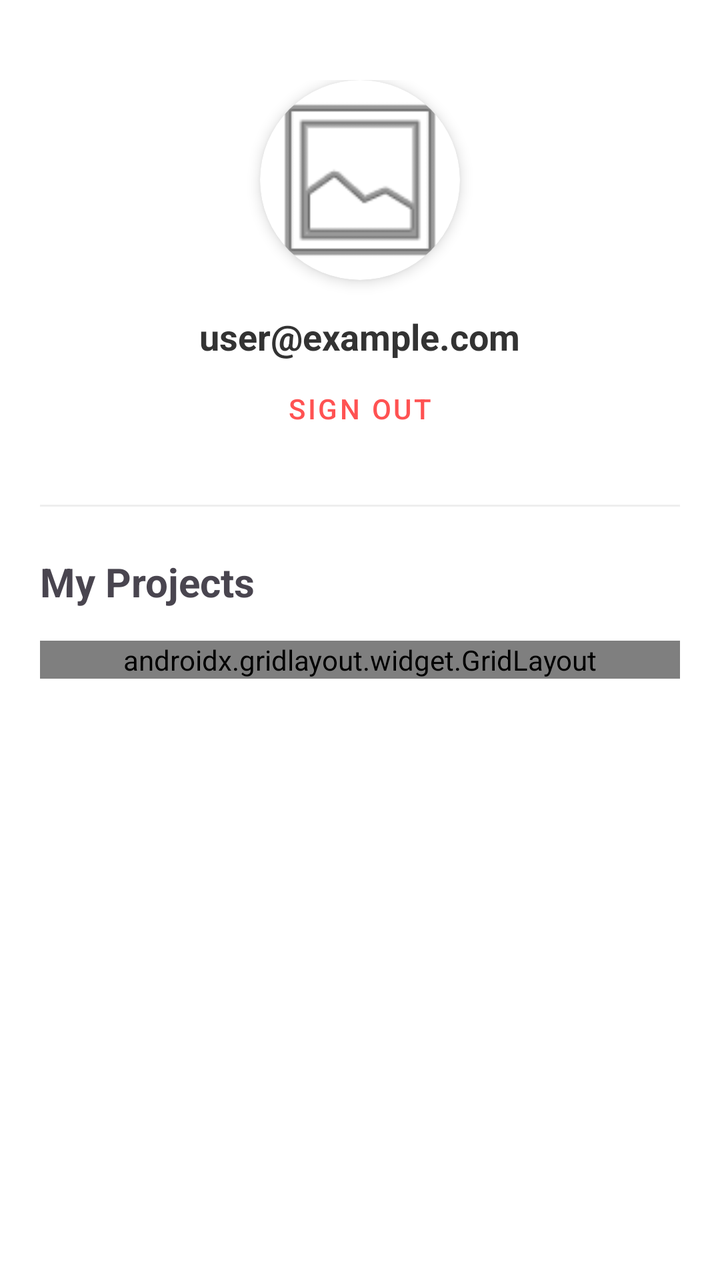
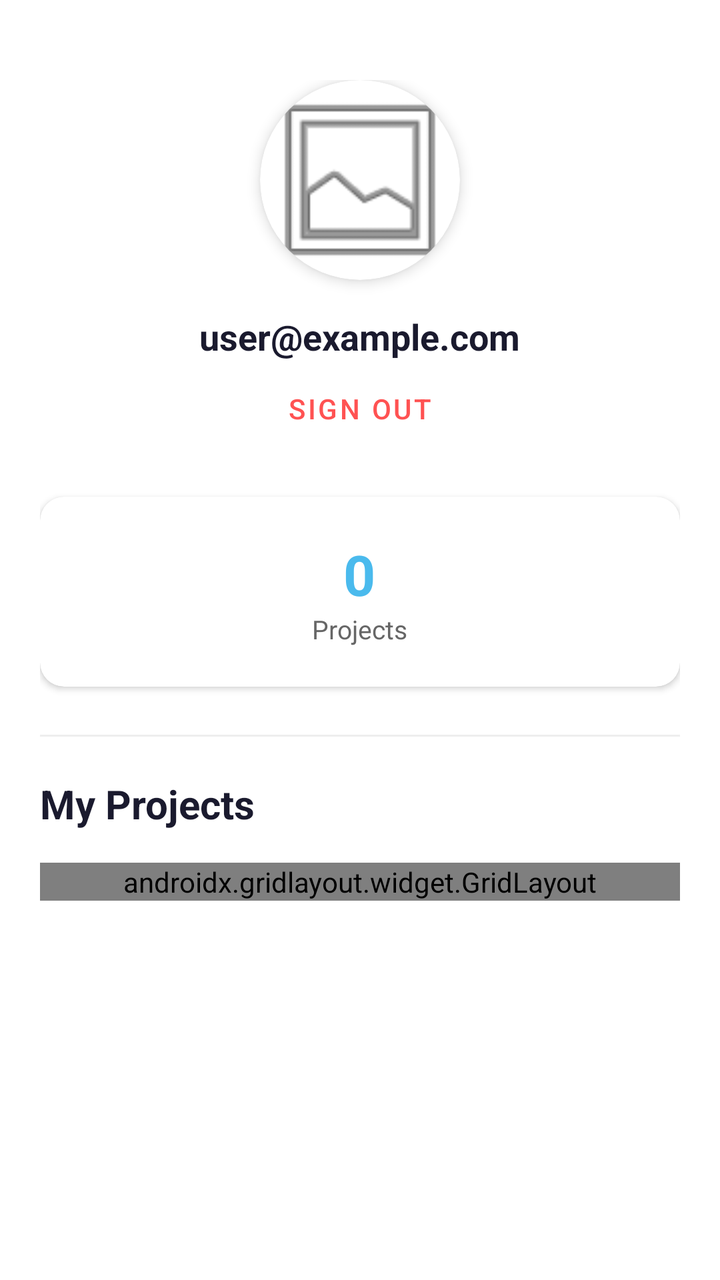

Screens rendered from an Android XML layout before and after an edit, with the pre-edit source and the edit as a unified diff.
<!-- AndroidManifest.xml: application theme Theme.Anthuria -->
<!-- res/layout/activity_account.xml -->
<?xml version="1.0" encoding="utf-8"?>
<androidx.core.widget.NestedScrollView xmlns:android="http://schemas.android.com/apk/res/android"
    xmlns:app="http://schemas.android.com/apk/res-auto"
    android:layout_width="match_parent"
    android:layout_height="match_parent"
    android:background="#FFFFFF">

    <LinearLayout
        android:layout_width="match_parent"
        android:layout_height="wrap_content"
        android:orientation="vertical"
        android:padding="20dp">

        <LinearLayout
            android:layout_width="match_parent"
            android:layout_height="wrap_content"
            android:gravity="center"
            android:orientation="vertical"
            android:layout_marginTop="20dp">

            <androidx.cardview.widget.CardView
                android:layout_width="100dp"
                android:layout_height="100dp"
                app:cardCornerRadius="50dp"
                app:cardElevation="4dp">
                <ImageView
                    android:id="@+id/img_profile"
                    android:layout_width="match_parent"
                    android:layout_height="match_parent"
                    android:scaleType="centerCrop"
                    android:src="@android:drawable/ic_menu_gallery" />
            </androidx.cardview.widget.CardView>

            <TextView
                android:id="@+id/tv_user_email"
                android:layout_width="wrap_content"
                android:layout_height="wrap_content"
                android:layout_marginTop="16dp"
                android:text="user@example.com"
                android:textSize="18sp"
                android:textStyle="bold"
                android:textColor="#333333"/>

            <Button
                android:id="@+id/btn_logout"
                style="@style/Widget.MaterialComponents.Button.TextButton"
                android:layout_width="wrap_content"
                android:layout_height="wrap_content"
                android:text="Sign Out"
                android:textColor="#FF5252" />
        </LinearLayout>

        <View
            android:layout_width="match_parent"
            android:layout_height="1dp"
            android:background="#EEEEEE"
            android:layout_marginVertical="24dp"/>

        <TextView
            android:layout_width="wrap_content"
            android:layout_height="wrap_content"
            android:text="My Projects"
            android:textSize="20sp"
            android:textStyle="bold"
            android:layout_marginBottom="16dp"/>

        <androidx.gridlayout.widget.GridLayout
            android:id="@+id/grid_projects"
            android:layout_width="match_parent"
            android:layout_height="wrap_content"
            app:columnCount="2"
            app:alignmentMode="alignMargins">

            <androidx.cardview.widget.CardView
                android:layout_width="0dp"
                android:layout_height="150dp"
                app:layout_columnWeight="1"
                app:cardCornerRadius="12dp"
                android:layout_margin="8dp">
                <ImageView
                    android:layout_width="match_parent"
                    android:layout_height="match_parent"
                    android:scaleType="centerCrop"
                    android:src="@android:drawable/ic_menu_report_image"
                    android:alpha="0.6"/>
            </androidx.cardview.widget.CardView>

            <androidx.cardview.widget.CardView
                android:layout_width="0dp"
                android:layout_height="150dp"
                app:layout_columnWeight="1"
                app:cardCornerRadius="12dp"
                android:layout_margin="8dp">
                <ImageView
                    android:layout_width="match_parent"
                    android:layout_height="match_parent"
                    android:scaleType="centerCrop"
                    android:src="@android:drawable/ic_menu_report_image"
                    android:alpha="0.6"/>
            </androidx.cardview.widget.CardView>

        </androidx.gridlayout.widget.GridLayout>

    </LinearLayout>
</androidx.core.widget.NestedScrollView>
<!-- resources referenced by this layout -->
<resources>
  <style name="Theme.Anthuria" parent="Base.Theme.Anthuria" />
  <style name="Base.Theme.Anthuria" parent="Theme.Material3.DayNight.NoActionBar">
          
          
      </style>
</resources>

<!-- the commit's change to res/layout/activity_account.xml (unified diff, before → after) -->
@@ -3,7 +3,7 @@
     xmlns:app="http://schemas.android.com/apk/res-auto"
     android:layout_width="match_parent"
     android:layout_height="match_parent"
-    android:background="#FFFFFF">
+    android:background="@color/background_secondary">
 
     <LinearLayout
         android:layout_width="match_parent"
@@ -11,6 +11,7 @@
         android:orientation="vertical"
         android:padding="20dp">
 
+        
         <LinearLayout
             android:layout_width="match_parent"
             android:layout_height="wrap_content"
@@ -39,29 +40,72 @@
                 android:text="user@example.com"
                 android:textSize="18sp"
                 android:textStyle="bold"
-                android:textColor="#333333"/>
+                android:textColor="@color/text_primary"/>
 
             <Button
                 android:id="@+id/btn_logout"
                 style="@style/Widget.MaterialComponents.Button.TextButton"
                 android:layout_width="wrap_content"
                 android:layout_height="wrap_content"
-                android:text="Sign Out"
-                android:textColor="#FF5252" />
+                android:text="@string/logout"
+                android:textColor="@color/error_text" />
         </LinearLayout>
+
+        
+        <androidx.cardview.widget.CardView
+            android:layout_width="match_parent"
+            android:layout_height="wrap_content"
+            app:cardCornerRadius="12dp"
+            app:cardElevation="2dp"
+            app:cardBackgroundColor="@color/background_card"
+            android:layout_marginTop="20dp"
+            android:layout_marginBottom="4dp">
+
+            <LinearLayout
+                android:layout_width="match_parent"
+                android:layout_height="wrap_content"
+                android:orientation="horizontal"
+                android:gravity="center">
+
+                <LinearLayout
+                    android:layout_width="wrap_content"
+                    android:layout_height="wrap_content"
+                    android:orientation="vertical"
+                    android:gravity="center"
+                    android:padding="20dp">
+
+                    <TextView
+                        android:id="@+id/tv_project_count"
+                        android:layout_width="wrap_content"
+                        android:layout_height="wrap_content"
+                        android:text="0"
+                        android:textSize="28sp"
+                        android:textStyle="bold"
+                        android:textColor="@color/brand_blue"/>
+
+                    <TextView
+                        android:layout_width="wrap_content"
+                        android:layout_height="wrap_content"
+                        android:text="@string/stat_projects"
+                        android:textSize="13sp"
+                        android:textColor="@color/text_secondary"/>
+                </LinearLayout>
+            </LinearLayout>
+        </androidx.cardview.widget.CardView>
 
         <View
             android:layout_width="match_parent"
             android:layout_height="1dp"
-            android:background="#EEEEEE"
-            android:layout_marginVertical="24dp"/>
+            android:background="@color/divider"
+            android:layout_marginVertical="20dp"/>
 
         <TextView
             android:layout_width="wrap_content"
             android:layout_height="wrap_content"
-            android:text="My Projects"
+            android:text="@string/my_projects"
             android:textSize="20sp"
             android:textStyle="bold"
+            android:textColor="@color/text_primary"
             android:layout_marginBottom="16dp"/>
 
         <androidx.gridlayout.widget.GridLayout
@@ -69,37 +113,7 @@
             android:layout_width="match_parent"
             android:layout_height="wrap_content"
             app:columnCount="2"
-            app:alignmentMode="alignMargins">
-
-            <androidx.cardview.widget.CardView
-                android:layout_width="0dp"
-                android:layout_height="150dp"
-                app:layout_columnWeight="1"
-                app:cardCornerRadius="12dp"
-                android:layout_margin="8dp">
-                <ImageView
-                    android:layout_width="match_parent"
-                    android:layout_height="match_parent"
-                    android:scaleType="centerCrop"
-                    android:src="@android:drawable/ic_menu_report_image"
-                    android:alpha="0.6"/>
-            </androidx.cardview.widget.CardView>
-
-            <androidx.cardview.widget.CardView
-                android:layout_width="0dp"
-                android:layout_height="150dp"
-                app:layout_columnWeight="1"
-                app:cardCornerRadius="12dp"
-                android:layout_margin="8dp">
-                <ImageView
-                    android:layout_width="match_parent"
-                    android:layout_height="match_parent"
-                    android:scaleType="centerCrop"
-                    android:src="@android:drawable/ic_menu_report_image"
-                    android:alpha="0.6"/>
-            </androidx.cardview.widget.CardView>
-
-        </androidx.gridlayout.widget.GridLayout>
+            app:alignmentMode="alignMargins"/>
 
     </LinearLayout>
 </androidx.core.widget.NestedScrollView>
<!-- resource entries referenced after the edit -->
@@ -1,9 +1,25 @@
 <!-- resources referenced by this layout -->
 <resources>
+  <color name="background_card">#FFFFFF</color>
+  <color name="background_secondary">#FFFFFF</color>
+  <color name="brand_blue">#4ABAED</color>
+  <color name="divider">#EEEEEE</color>
+  <color name="error_text">#FF5252</color>
+  <color name="text_primary">#1A1A2E</color>
+  <color name="text_secondary">#666666</color>
+  <string name="logout">Sign Out</string>
+  <string name="my_projects">My Projects</string>
+  <string name="stat_projects">Projects</string>
   <style name="Theme.Anthuria" parent="Base.Theme.Anthuria" />
   <style name="Base.Theme.Anthuria" parent="Theme.Material3.DayNight.NoActionBar">
-          
-          
+          <item name="colorPrimary">@color/brand_blue</item>
+          <item name="colorOnPrimary">@color/white</item>
+          <item name="colorSurface">@color/background_card</item>
+          <item name="colorOnSurface">@color/text_primary</item>
+          <item name="android:colorBackground">@color/background_primary</item>
+          <item name="colorOutline">@color/divider</item>
       </style>
+  <color name="white">#FFFFFFFF</color>
+  <color name="background_primary">#F5F7FA</color>
 </resources>
 
